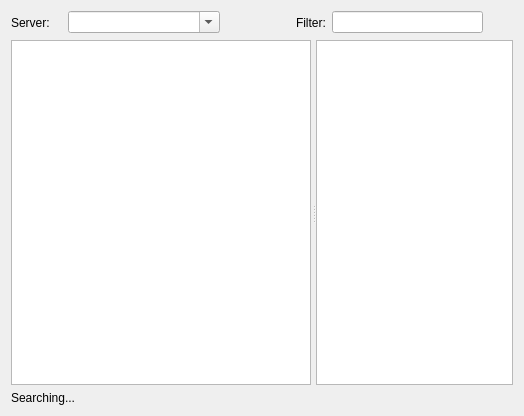
This is jabber/src/protocol/account/servicediscovery/jservicebrowser.ui in euroelessar/qutim as Qt 5 draws it before an edit. The edited form follows.
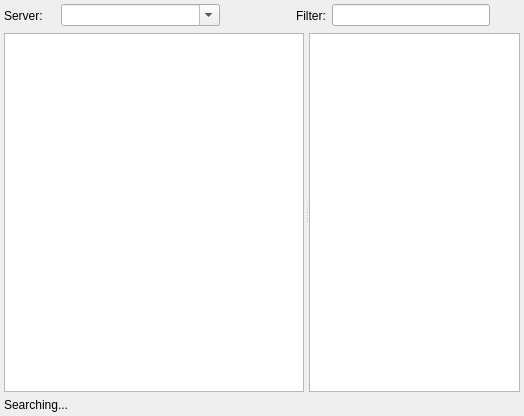
This is the edited form.

Commit message: cosmetic fixes in ui-forms && tooltip mod

```diff
--- a/jabber/src/protocol/account/servicediscovery/jservicebrowser.ui
+++ b/jabber/src/protocol/account/servicediscovery/jservicebrowser.ui
@@ -14,6 +14,9 @@
    <string>jServiceBrowser</string>
   </property>
   <layout class="QVBoxLayout" name="verticalLayout">
+   <property name="margin">
+    <number>4</number>
+   </property>
    <item>
     <layout class="QHBoxLayout" name="horizontalLayout_8">
      <item>
@@ -99,6 +102,12 @@
    </item>
    <item>
     <widget class="QSplitter" name="splitter">
+     <property name="sizePolicy">
+      <sizepolicy hsizetype="Preferred" vsizetype="Expanding">
+       <horstretch>0</horstretch>
+       <verstretch>0</verstretch>
+      </sizepolicy>
+     </property>
      <property name="frameShape">
       <enum>QFrame::NoFrame</enum>
      </property>
```
The commit also changes 3 other files.
